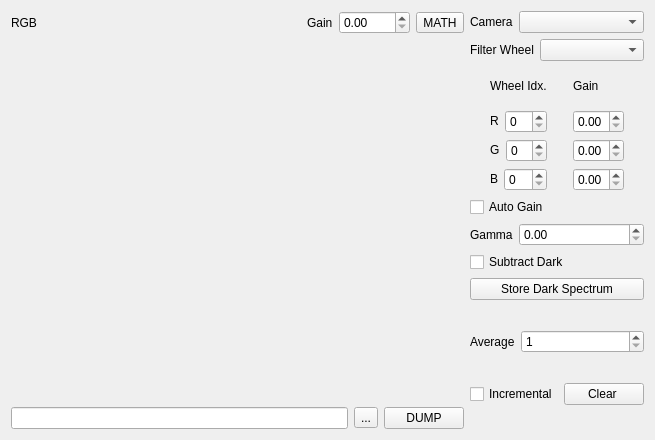
The window that modules/optics/core/imageprocessorform.ui (northriv/KAME) describes before a commit, drawn with Qt 5.
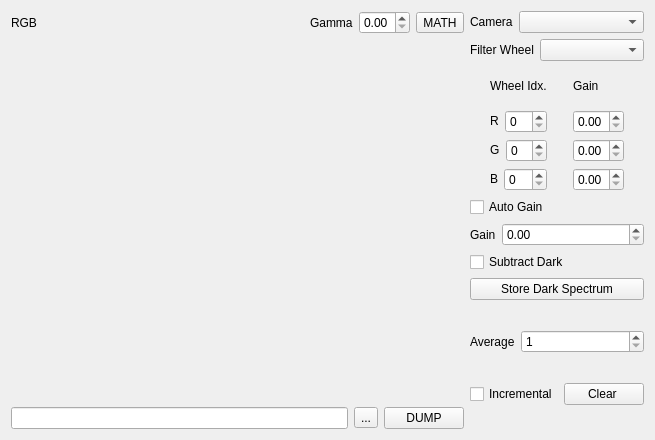
The same window after the commit. Custom widgets are drawn as their Qt base class.

```diff
--- a/modules/optics/core/imageprocessorform.ui
+++ b/modules/optics/core/imageprocessorform.ui
@@ -46,7 +46,7 @@
              </sizepolicy>
             </property>
             <property name="text">
-             <string>Gain</string>
+             <string>Gamma</string>
             </property>
             <property name="wordWrap">
              <bool>false</bool>
@@ -54,9 +54,12 @@
            </widget>
           </item>
           <item>
-           <widget class="QDoubleSpinBox" name="m_dblGain">
+           <widget class="QDoubleSpinBox" name="m_dblGamma">
             <property name="maximum">
-             <double>4000.000000000000000</double>
+             <double>5.000000000000000</double>
+            </property>
+            <property name="singleStep">
+             <double>0.100000000000000</double>
             </property>
            </widget>
           </item>
@@ -335,7 +338,7 @@
            </sizepolicy>
           </property>
           <property name="text">
-           <string>Gamma</string>
+           <string>Gain</string>
           </property>
           <property name="wordWrap">
            <bool>false</bool>
@@ -343,12 +346,9 @@
          </widget>
         </item>
         <item>
-         <widget class="QDoubleSpinBox" name="m_dblGamma">
+         <widget class="QDoubleSpinBox" name="m_dblGain">
           <property name="maximum">
-           <double>5.000000000000000</double>
-          </property>
-          <property name="singleStep">
-           <double>0.100000000000000</double>
+           <double>4000.000000000000000</double>
           </property>
          </widget>
         </item>
```
